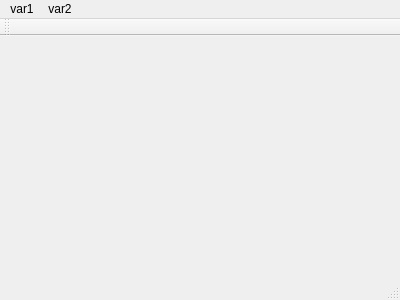
The window that project_files/mainwindow.ui (positivcheg94/school_db_iasa_MO) describes before a commit, drawn with Qt 5.
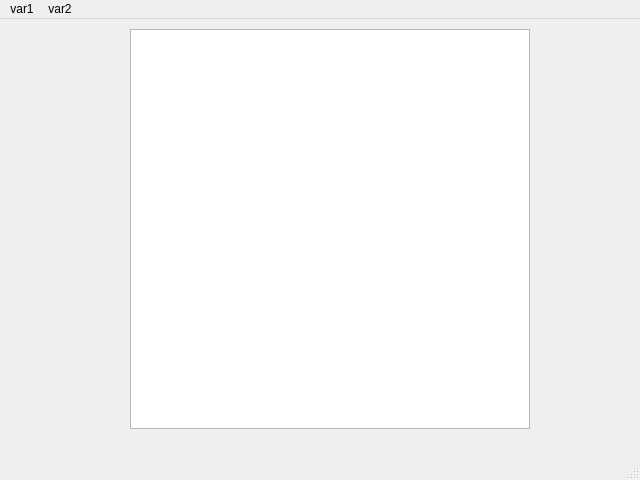
The same window after the commit.

Patch:
```diff
--- a/project_files/mainwindow.ui
+++ b/project_files/mainwindow.ui
@@ -6,20 +6,31 @@
    <rect>
     <x>0</x>
     <y>0</y>
-    <width>400</width>
-    <height>300</height>
+    <width>640</width>
+    <height>480</height>
    </rect>
   </property>
   <property name="windowTitle">
    <string>MainWindow</string>
   </property>
-  <widget class="QWidget" name="centralWidget"/>
+  <widget class="QWidget" name="centralWidget">
+   <widget class="QTableView" name="query_table">
+    <property name="geometry">
+     <rect>
+      <x>130</x>
+      <y>10</y>
+      <width>400</width>
+      <height>400</height>
+     </rect>
+    </property>
+   </widget>
+  </widget>
   <widget class="QMenuBar" name="menuBar">
    <property name="geometry">
     <rect>
      <x>0</x>
      <y>0</y>
-     <width>400</width>
+     <width>640</width>
      <height>25</height>
     </rect>
    </property>
@@ -39,14 +50,6 @@
    <addaction name="menuVar2"/>
   </widget>
   <widget class="QStatusBar" name="statusBar"/>
-  <widget class="QToolBar" name="mainToolBar">
-   <attribute name="toolBarArea">
-    <enum>TopToolBarArea</enum>
-   </attribute>
-   <attribute name="toolBarBreak">
-    <bool>false</bool>
-   </attribute>
-  </widget>
   <action name="actionVarvar1">
    <property name="text">
     <string>var1var1</string>
```
